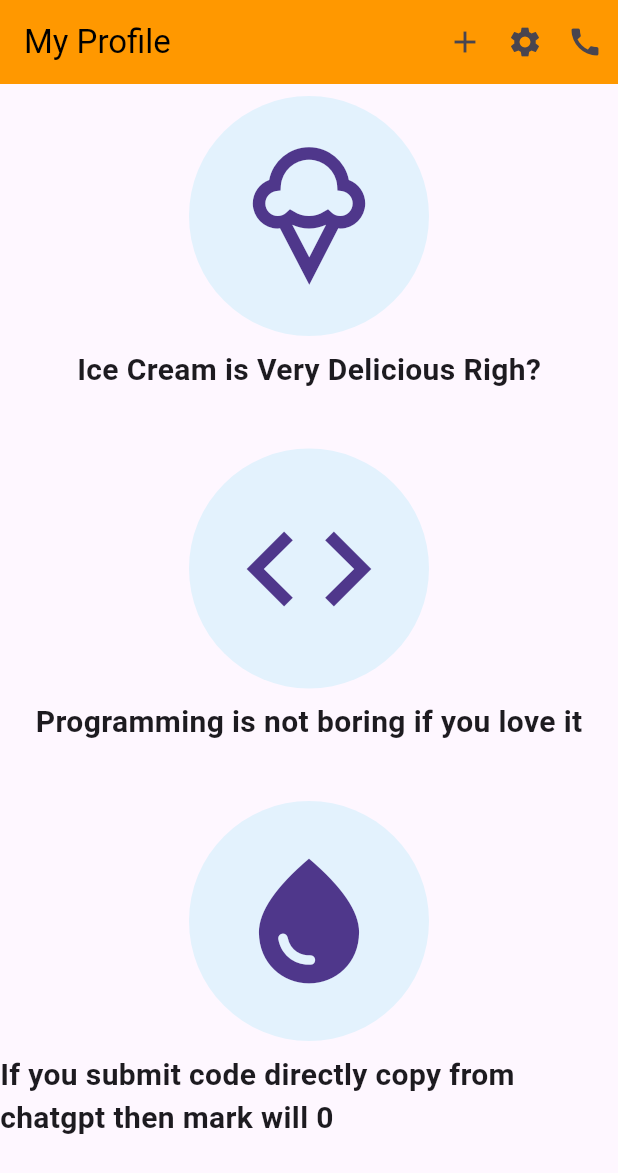
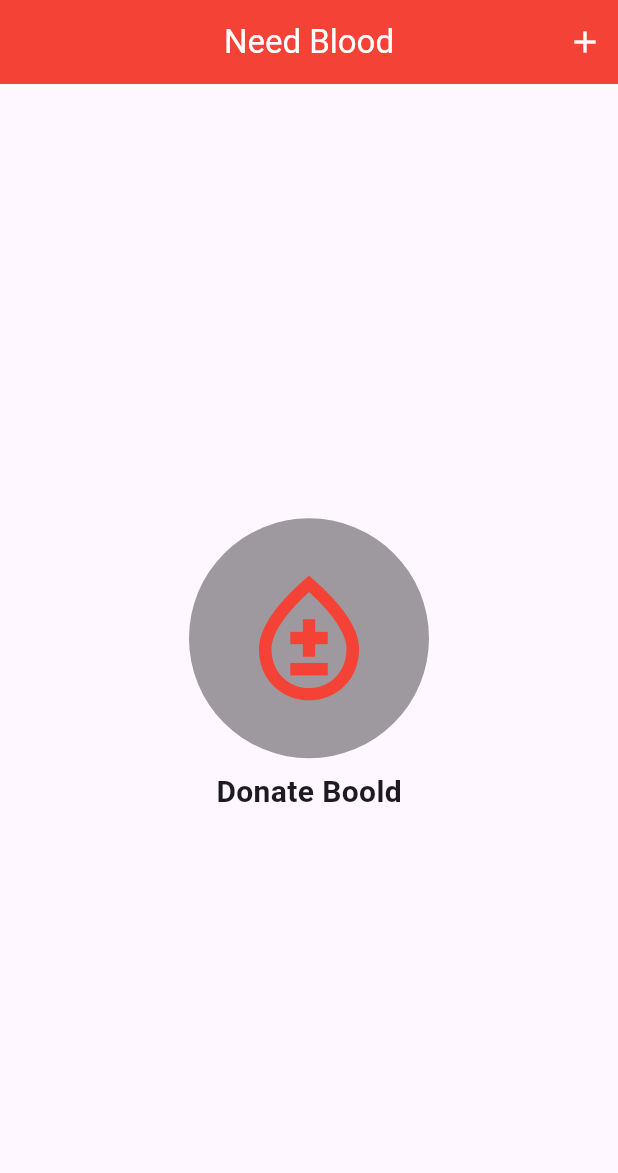
Before and after one commit to raiappsstudio/Assignment, a Flutter app: the screen it shows after launch, on a phone screen of 412 x 824 dp. Shown: the top 1173 px of the screen. Run offline on Flutter 3.47's test engine with Material 3 defaults, Android fonts, the light colour scheme and no system bars.

Commit message:
this is live assignment

```diff
--- /dev/null
+++ b/lib/live_assignment.dart
@@ -0,0 +1,52 @@
+import 'package:flutter/cupertino.dart';
+import 'package:flutter/material.dart';
+
+class LiveAssignment1 extends StatelessWidget {
+  const LiveAssignment1({super.key});
+
+  @override
+  Widget build(BuildContext context) {
+    return Scaffold(
+
+      appBar: AppBar(
+        title: Text(
+          'Need Blood',
+          style: TextStyle(color: Colors.white),
+        ),
+        centerTitle: true,
+        backgroundColor: Colors.red,
+        actions: [
+
+          Icon(Icons.add,color: Colors.white,),
+          SizedBox(width: 10), // Add spacing between icons
+        ],
+      ),
+      body: Column(
+        mainAxisAlignment: MainAxisAlignment.center,
+        children: [
+          Center(
+            child: Padding(
+              padding: const EdgeInsets.all(8.0),
+              child: CircleAvatar(
+                backgroundColor: Colors.black38,
+                minRadius: 80,
+                child: Icon(
+                  Icons.bloodtype_outlined,
+                  color: Colors.red,
+                  size: 100,
+                ),
+              ),
+            ),
+          ),
+          Text(
+            'Donate Boold',
+            style: TextStyle(fontSize: 20, fontWeight: FontWeight.bold),
+          ),
+
+        ],
+      ),
+
+
+    );
+  }
+}
--- a/lib/main.dart
+++ b/lib/main.dart
@@ -1,4 +1,6 @@
 import 'package:flutter/material.dart';
+
+import 'live_assignment.dart';
 
 void main() {
   runApp(const MyApp());
@@ -12,7 +14,7 @@ class MyApp extends StatelessWidget {
   Widget build(BuildContext context) {
     return MaterialApp(
       debugShowCheckedModeBanner: false,
-      home: HomePage(),
+      home: LiveAssignment1(),
     );
   }
 }
@@ -57,9 +59,9 @@ class HomePage extends StatelessWidget {
             'Ice Cream is Very Delicious Righ?',
             style: TextStyle(fontSize: 20, fontWeight: FontWeight.bold),
           ),
-
-          SizedBox(height: 30,),
-
+          SizedBox(
+            height: 30,
+          ),
           Center(
             child: Padding(
               padding: const EdgeInsets.all(8.0),
@@ -77,10 +79,9 @@ class HomePage extends StatelessWidget {
             'Programming is not boring if you love it',
             style: TextStyle(fontSize: 20, fontWeight: FontWeight.bold),
           ),
-
-          SizedBox(height: 30,),
-
-
+          SizedBox(
+            height: 30,
+          ),
           Center(
             child: Padding(
               padding: const EdgeInsets.all(8.0),
@@ -98,8 +99,6 @@ class HomePage extends StatelessWidget {
             'If you submit code directly copy from chatgpt then mark will 0',
             style: TextStyle(fontSize: 20, fontWeight: FontWeight.bold),
           ),
-
-
         ],
       ),
     );
```
